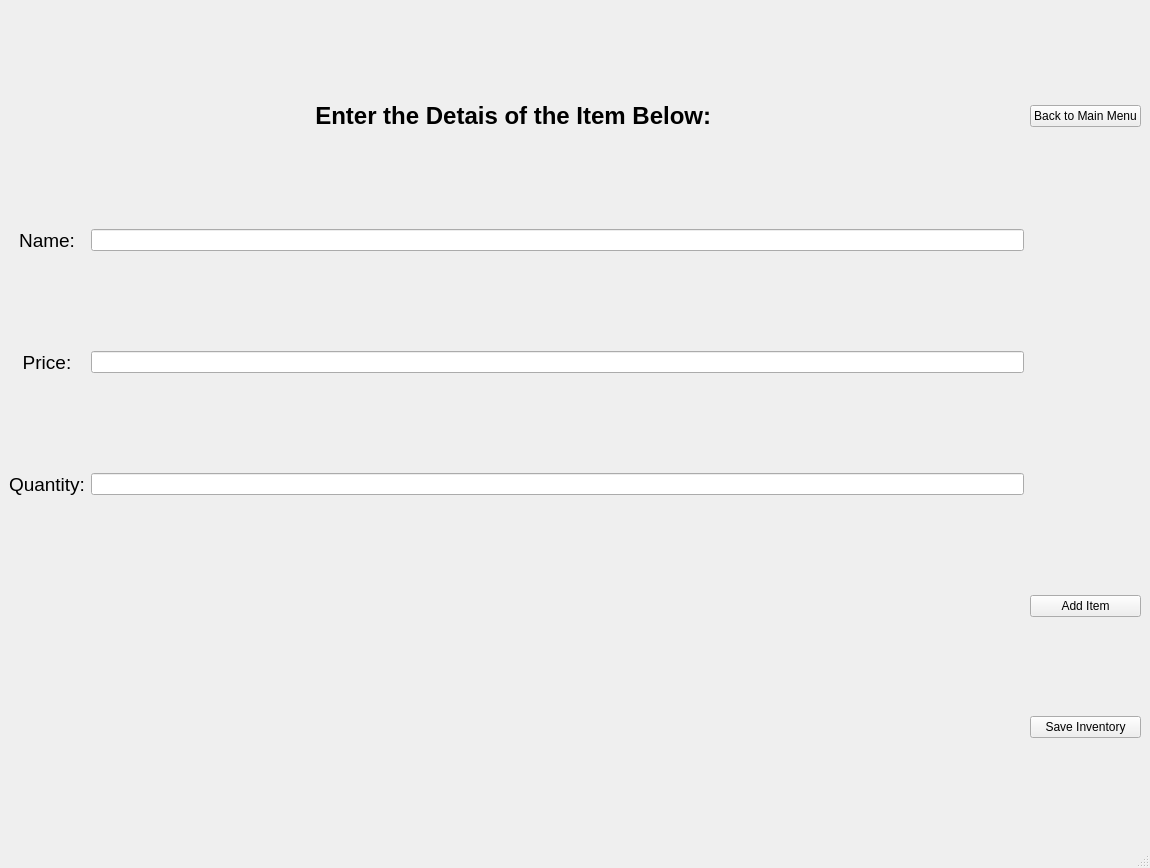
Old version of the form AddItemsToInventoryWindow.ui in the repository himanshu53929/cppCodes.
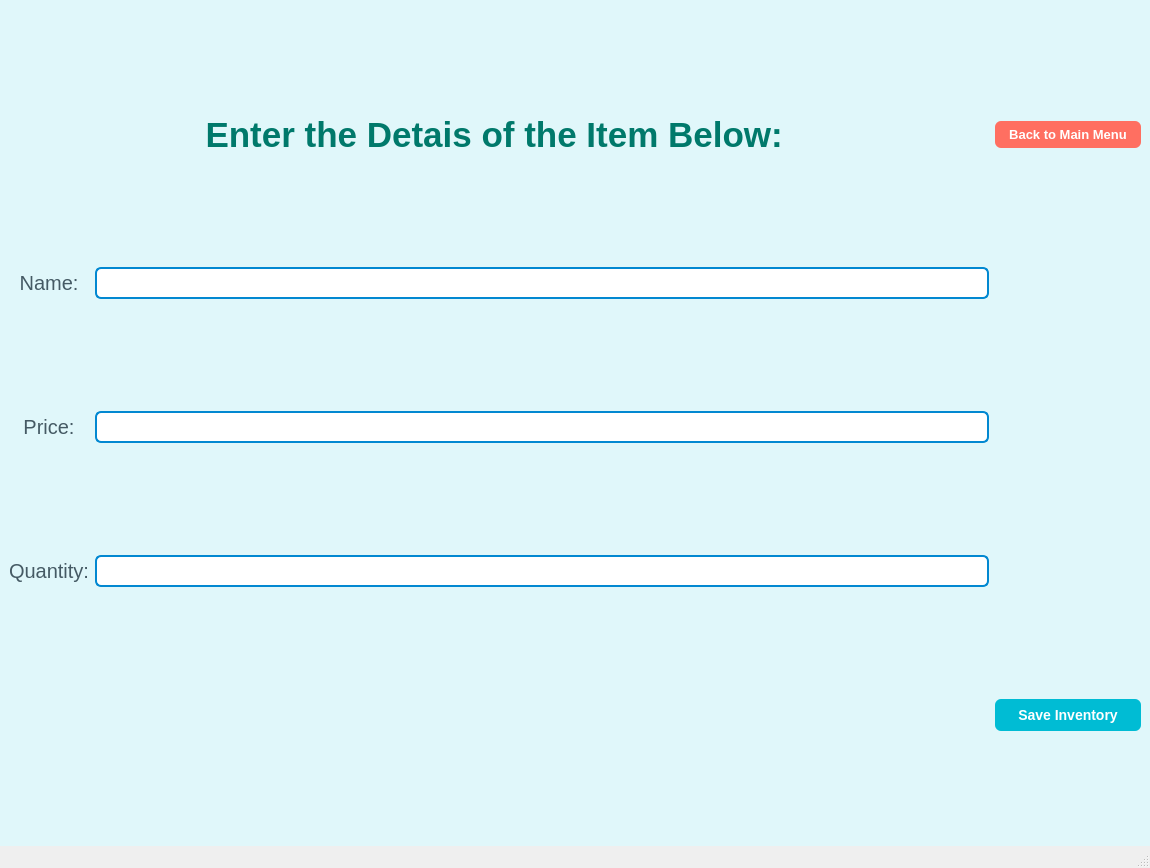
New version of the form.

```diff
--- a/AddItemsToInventoryWindow.ui
+++ b/AddItemsToInventoryWindow.ui
@@ -14,66 +14,97 @@
    <string>MainWindow</string>
   </property>
   <widget class="QWidget" name="centralwidget">
+   <property name="styleSheet">
+    <string notr="true">/* ---------- Main Window ---------- */
+QWidget {
+    background-color: #E0F7FA;  /* Soft mint green */
+}
+
+QLabel#label {
+    color: #00796B;                           /* Deep teal */
+    font-family: &quot;Segoe UI&quot;, sans-serif;      /* Clean and modern */
+    font-size: 35px;                          /* Increased font size */
+    font-weight: bold;
+    qproperty-alignment: 'AlignHCenter';
+}
+
+
+/* ---------- Field Labels ---------- */
+QLabel#label_2, QLabel#label_3, QLabel#label_4 {
+    color: #455A64;   /* Slate gray */
+    font-family: &quot;Arial&quot;, sans-serif;
+    font-size: 20px;
+}
+
+/* ---------- QLineEdit Fields ---------- */
+QLineEdit {
+    background-color: white;
+    border: 2px solid #0288D1;    /* Cool blue border */
+    border-radius: 6px;
+    padding: 5px;
+    font-size: 14px;
+    color: #333333;
+}
+
+QLineEdit:focus {
+    border: 2px solid #00BCD4;    /* Cyan highlight on focus */
+}
+
+/* ---------- Interactive Buttons (Save Inventory) ---------- */
+QPushButton#save_inventory_button {
+    background-color: #00BCD4;  /* Vibrant cyan */
+    color: white;
+    border-radius: 6px;
+    padding: 8px 16px;
+    font-size: 14px;
+    font-weight: bold;
+    border: none;
+}
+
+QPushButton#save_inventory_button:hover {
+    background-color: #00acc1;
+}
+
+QPushButton#save_inventory_button:pressed {
+    background-color: #0097a7;
+    padding-top: 9px;
+    padding-bottom: 7px;
+}
+
+/* ---------- Back Button ---------- */
+QPushButton#back_btn {
+    background-color: #FF6F61;   /* Coral pink */
+    color: white;
+    border-radius: 6px;
+    padding: 6px 14px;
+    font-size: 13px;
+    font-weight: bold;
+    border: none;
+}
+
+QPushButton#back_btn:hover {
+    background-color: #e65c50;
+}
+
+QPushButton#back_btn:pressed {
+    background-color: #cc4a3f;
+}
+
+/* ---------- Optional Subtle Shadow for Labels ---------- */
+QLabel {
+    text-shadow: 1px 1px 2px #000000;
+}</string>
+   </property>
    <layout class="QGridLayout" name="gridLayout">
-    <item row="5" column="2">
-     <widget class="QPushButton" name="add_item">
-      <property name="text">
-       <string>Add Item</string>
-      </property>
-     </widget>
-    </item>
-    <item row="2" column="1">
-     <widget class="QLineEdit" name="item_name"/>
-    </item>
-    <item row="0" column="0" colspan="2">
-     <widget class="QLabel" name="label">
-      <property name="font">
-       <font>
-        <pointsize>18</pointsize>
-        <bold>true</bold>
-       </font>
-      </property>
-      <property name="text">
-       <string>Enter the Detais of the Item Below: </string>
-      </property>
-      <property name="alignment">
-       <set>Qt::AlignmentFlag::AlignCenter</set>
-      </property>
-     </widget>
-    </item>
-    <item row="3" column="1">
-     <widget class="QLineEdit" name="item_price"/>
-    </item>
-    <item row="0" column="2">
-     <widget class="QPushButton" name="back_btn">
-      <property name="text">
-       <string>Back to Main Menu</string>
-      </property>
-     </widget>
-    </item>
     <item row="4" column="1">
      <widget class="QLineEdit" name="item_quantity"/>
     </item>
-    <item row="3" column="0">
-     <widget class="QLabel" name="label_3">
-      <property name="font">
-       <font>
-        <pointsize>14</pointsize>
-       </font>
-      </property>
-      <property name="text">
-       <string>Price:</string>
-      </property>
-      <property name="alignment">
-       <set>Qt::AlignmentFlag::AlignCenter</set>
-      </property>
-     </widget>
-    </item>
     <item row="4" column="0">
      <widget class="QLabel" name="label_4">
       <property name="font">
        <font>
-        <pointsize>14</pointsize>
+        <family>Arial</family>
+        <pointsize>-1</pointsize>
        </font>
       </property>
       <property name="text">
@@ -84,11 +115,38 @@
       </property>
      </widget>
     </item>
+    <item row="5" column="2">
+     <widget class="QPushButton" name="save_inventory_button">
+      <property name="text">
+       <string>Save Inventory</string>
+      </property>
+     </widget>
+    </item>
+    <item row="3" column="0">
+     <widget class="QLabel" name="label_3">
+      <property name="font">
+       <font>
+        <family>Arial</family>
+        <pointsize>-1</pointsize>
+       </font>
+      </property>
+      <property name="text">
+       <string>Price:</string>
+      </property>
+      <property name="alignment">
+       <set>Qt::AlignmentFlag::AlignCenter</set>
+      </property>
+     </widget>
+    </item>
+    <item row="3" column="1">
+     <widget class="QLineEdit" name="item_price"/>
+    </item>
     <item row="2" column="0">
      <widget class="QLabel" name="label_2">
       <property name="font">
        <font>
-        <pointsize>14</pointsize>
+        <family>Arial</family>
+        <pointsize>-1</pointsize>
        </font>
       </property>
       <property name="text">
@@ -99,13 +157,33 @@
       </property>
      </widget>
     </item>
-    <item row="6" column="2">
-     <widget class="QPushButton" name="save_inventory_button">
+    <item row="0" column="2">
+     <widget class="QPushButton" name="back_btn">
       <property name="text">
-       <string>Save Inventory</string>
+       <string>Back to Main Menu</string>
       </property>
      </widget>
     </item>
+    <item row="0" column="0" colspan="2">
+     <widget class="QLabel" name="label">
+      <property name="font">
+       <font>
+        <family>Segoe UI</family>
+        <pointsize>-1</pointsize>
+        <bold>true</bold>
+       </font>
+      </property>
+      <property name="text">
+       <string>Enter the Detais of the Item Below: </string>
+      </property>
+      <property name="alignment">
+       <set>Qt::AlignmentFlag::AlignHCenter</set>
+      </property>
+     </widget>
+    </item>
+    <item row="2" column="1">
+     <widget class="QLineEdit" name="item_name"/>
+    </item>
    </layout>
   </widget>
   <widget class="QMenuBar" name="menubar">
```
